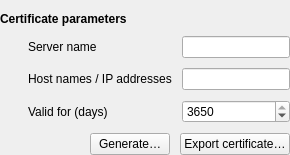
The window that src/ui/widgets/tlscertificateswidget.ui (sanny32/OpenModSim) describes before a commit, drawn with Qt 5.
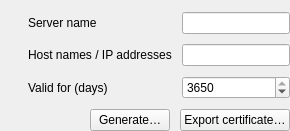
The same window after the commit. Custom widgets are drawn as their Qt base class.

```diff
--- a/src/ui/widgets/tlscertificateswidget.ui
+++ b/src/ui/widgets/tlscertificateswidget.ui
@@ -8,7 +8,6 @@
    <property name="topMargin"><number>12</number></property>
    <property name="rightMargin"><number>0</number></property>
    <property name="bottomMargin"><number>0</number></property>
-   <item><widget class="QLabel" name="parametersTitle"><property name="font"><font><bold>true</bold></font></property><property name="text"><string>Certificate parameters</string></property></widget></item>
      <item><layout class="QFormLayout" name="generationForm">
       <item row="0" column="0"><layout class="QHBoxLayout" name="nameLabelLayout"><item><widget class="QLabel" name="nameIcon"><property name="minimumSize"><size><width>18</width><height>18</height></size></property><property name="maximumSize"><size><width>18</width><height>18</height></size></property><property name="text"><string/></property></widget></item><item><widget class="QLabel" name="nameLabel"><property name="text"><string>Server name</string></property></widget></item></layout></item>
       <item row="0" column="1"><widget class="QLineEdit" name="commonName"><property name="maxLength"><number>64</number></property></widget></item>
```
